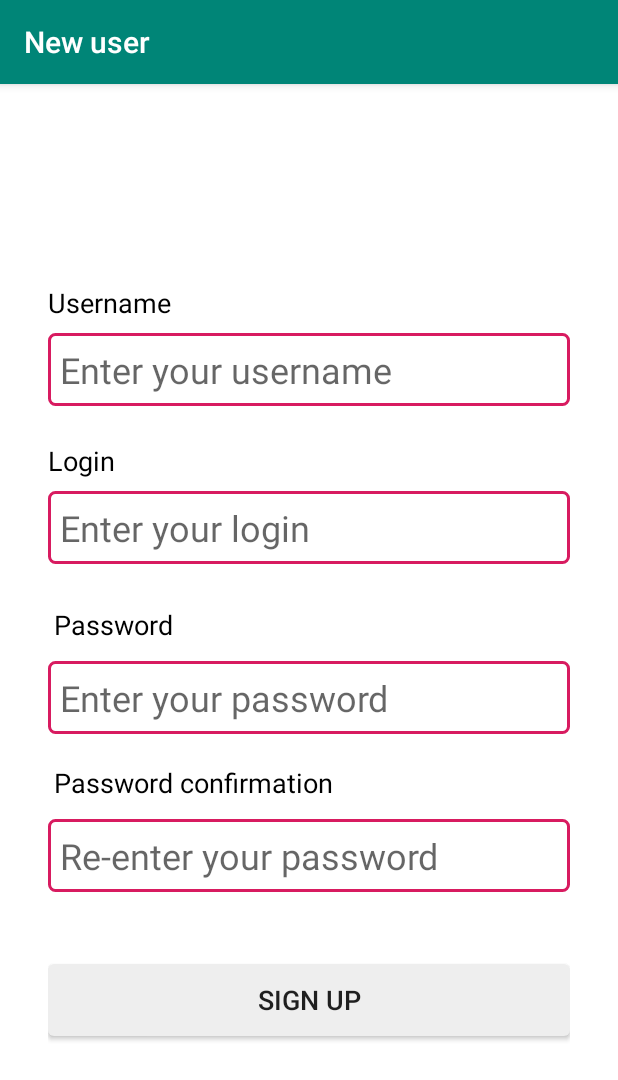
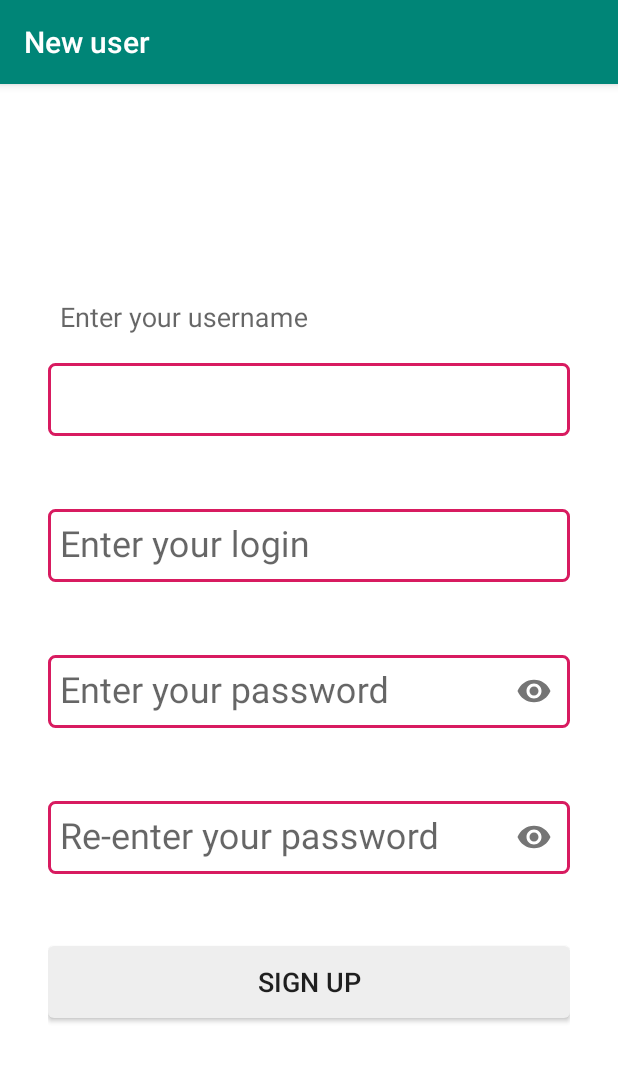
Before and after one commit to denis-luttcev/bkt_homeworks_mobile_auth_android_client, an Android app: the SignUpActivity screen opened directly, with no data from a screen before it, on a phone screen of 412 x 824 dp. Shown: the top 1080 px of the screen. Run offline under Robolectric (Android 15) with nearby library versions, the phone set to English and light mode, and no system bars.

Commit message:
migration to TextInputLayout into SignUp Activity completed

```diff
--- a/app/src/main/java/ru/z8/louttsev/bkt_homeworks_mobile_auth_android_client/SignUpActivity.kt
+++ b/app/src/main/java/ru/z8/louttsev/bkt_homeworks_mobile_auth_android_client/SignUpActivity.kt
@@ -61,10 +61,10 @@ class SignUpActivity : AppCompatActivity() {
     }
 
     private fun clearFields() {
-        mBinding.usernameEdt.text.clear()
-        mBinding.loginEdt.text.clear()
-        mBinding.passwordEdt.text.clear()
-        mBinding.passwordConfirmationEdt.text.clear()
+        mBinding.usernameEdt.text?.clear()
+        mBinding.loginEdt.text?.clear()
+        mBinding.passwordEdt.text?.clear()
+        mBinding.passwordConfirmationEdt.text?.clear()
     }
 
     private fun validateUsername(username: String): Boolean {
--- a/app/src/main/res/layout/activity_sign_in.xml
+++ b/app/src/main/res/layout/activity_sign_in.xml
@@ -61,38 +61,6 @@
             android:textSize="24sp" />
     </com.google.android.material.textfield.TextInputLayout>
 
-<!--    <TextView
-        android:id="@+id/passwordLabel"
-        android:layout_width="wrap_content"
-        android:layout_height="wrap_content"
-        android:layout_marginTop="24dp"
-        android:padding="4dp"
-        android:text="@string/password_label"
-        android:textColor="@color/colorPrimaryText"
-        android:textSize="18sp"
-        app:layout_constraintBottom_toTopOf="@+id/passwordEdt"
-        app:layout_constraintStart_toStartOf="@+id/passwordEdt"
-        app:layout_constraintTop_toBottomOf="@+id/loginLayout"
-        app:layout_constraintVertical_chainStyle="packed" />-->
-
-<!--    <EditText
-        android:id="@+id/passwordEdt"
-        android:layout_width="0dp"
-        android:layout_height="wrap_content"
-        android:layout_marginTop="8dp"
-        android:background="@drawable/rounded_field"
-        android:ems="10"
-        android:hint="@string/password_hint"
-        android:inputType="textPassword"
-        android:padding="8dp"
-        android:textSize="24sp"
-        app:layout_constraintBottom_toTopOf="@+id/signInBtn"
-        app:layout_constraintEnd_toEndOf="@+id/loginLayout"
-        app:layout_constraintHorizontal_bias="0.5"
-        app:layout_constraintStart_toStartOf="@+id/loginLayout"
-        app:layout_constraintTop_toBottomOf="@+id/passwordLabel"
-        app:layout_constraintVertical_chainStyle="packed" />-->
-
     <Button
         android:id="@+id/signInBtn"
         android:layout_width="0dp"
--- a/app/src/main/res/layout/activity_sign_up.xml
+++ b/app/src/main/res/layout/activity_sign_up.xml
@@ -6,130 +6,116 @@
     android:background="@color/colorSecondaryBackground"
     android:padding="32dp">
 
-    <TextView
-        android:id="@+id/usernameLabel"
-        android:layout_width="wrap_content"
+    <com.google.android.material.textfield.TextInputLayout
+        android:id="@+id/usernameLayout"
+        android:layout_width="0dp"
         android:layout_height="wrap_content"
-        android:text="@string/username_label"
-        android:textColor="@color/colorPrimaryText"
-        android:textSize="18sp"
-        app:layout_constraintBottom_toTopOf="@+id/usernameEdt"
-        app:layout_constraintStart_toStartOf="@+id/usernameEdt"
+        android:hint="@string/username_hint"
+        app:hintTextAppearance="@style/TextAppearance.AppCompat.Medium"
+        app:layout_constraintBottom_toTopOf="@+id/loginLayout"
+        app:layout_constraintEnd_toEndOf="parent"
+        app:layout_constraintHorizontal_bias="0.5"
+        app:layout_constraintStart_toStartOf="parent"
         app:layout_constraintTop_toTopOf="parent"
-        app:layout_constraintVertical_chainStyle="packed" />
+        app:layout_constraintVertical_chainStyle="packed">
 
-    <EditText
-        android:id="@+id/usernameEdt"
+        <com.google.android.material.textfield.TextInputEditText
+            android:id="@+id/usernameEdt"
+            android:layout_width="match_parent"
+            android:layout_height="wrap_content"
+            android:background="@drawable/rounded_inputtext_field"
+            android:inputType="textShortMessage"
+            android:paddingStart="8dp"
+            android:paddingTop="32dp"
+            android:paddingEnd="8dp"
+            android:paddingBottom="8dp"
+            android:textSize="24sp" />
+    </com.google.android.material.textfield.TextInputLayout>
+
+    <com.google.android.material.textfield.TextInputLayout
+        android:id="@+id/loginLayout"
         android:layout_width="0dp"
         android:layout_height="wrap_content"
         android:layout_marginTop="8dp"
-        android:background="@drawable/rounded_field"
-        android:ems="10"
-        android:hint="@string/username_hint"
-        android:inputType="textShortMessage"
-        android:padding="8dp"
-        android:textSize="24sp"
-        app:layout_constraintBottom_toTopOf="@+id/loginLabel"
+        android:hint="@string/login_hint"
+        app:hintTextAppearance="@style/TextAppearance.AppCompat.Medium"
+        app:layout_constraintBottom_toTopOf="@+id/passwordLayout"
         app:layout_constraintEnd_toEndOf="parent"
         app:layout_constraintHorizontal_bias="0.5"
         app:layout_constraintStart_toStartOf="parent"
-        app:layout_constraintTop_toBottomOf="@+id/usernameLabel"
-        app:layout_constraintVertical_chainStyle="packed" />
+        app:layout_constraintTop_toBottomOf="@+id/usernameLayout"
+        app:layout_constraintVertical_chainStyle="packed">
 
-    <TextView
-        android:id="@+id/loginLabel"
-        android:layout_width="wrap_content"
-        android:layout_height="wrap_content"
-        android:layout_marginTop="24dp"
-        android:text="@string/login_label"
-        android:textColor="@color/colorPrimaryText"
-        android:textSize="18sp"
-        app:layout_constraintBottom_toTopOf="@+id/loginEdt"
-        app:layout_constraintStart_toStartOf="@+id/loginEdt"
-        app:layout_constraintTop_toBottomOf="@+id/usernameEdt"
-        app:layout_constraintVertical_chainStyle="packed" />
+        <com.google.android.material.textfield.TextInputEditText
+            android:id="@+id/loginEdt"
+            android:layout_width="match_parent"
+            android:layout_height="wrap_content"
+            android:background="@drawable/rounded_inputtext_field"
+            android:inputType="textShortMessage"
+            android:paddingStart="8dp"
+            android:paddingTop="32dp"
+            android:paddingEnd="8dp"
+            android:paddingBottom="8dp"
+            android:textSize="24sp" />
+    </com.google.android.material.textfield.TextInputLayout>
 
-    <EditText
-        android:id="@+id/loginEdt"
+    <com.google.android.material.textfield.TextInputLayout
+        android:id="@+id/passwordLayout"
         android:layout_width="0dp"
         android:layout_height="wrap_content"
         android:layout_marginTop="8dp"
-        android:background="@drawable/rounded_field"
-        android:ems="10"
-        android:hint="@string/login_hint"
-        android:inputType="textShortMessage"
-        android:padding="8dp"
-        android:textSize="24sp"
-        app:layout_constraintBottom_toTopOf="@+id/passwordLabel"
-        app:layout_constraintEnd_toEndOf="@+id/usernameEdt"
+        android:hint="@string/password_hint"
+        app:hintTextAppearance="@style/TextAppearance.AppCompat.Medium"
+        app:layout_constraintBottom_toTopOf="@+id/passwordConfirmationLayout"
+        app:layout_constraintEnd_toEndOf="parent"
         app:layout_constraintHorizontal_bias="0.5"
-        app:layout_constraintStart_toStartOf="@+id/usernameEdt"
-        app:layout_constraintTop_toBottomOf="@+id/loginLabel"
-        app:layout_constraintVertical_chainStyle="packed" />
+        app:layout_constraintStart_toStartOf="parent"
+        app:layout_constraintTop_toBottomOf="@+id/loginLayout"
+        app:layout_constraintVertical_chainStyle="packed"
+        app:passwordToggleEnabled="true"
+        app:passwordToggleDrawable="@drawable/ic_password_toggle_selector">
 
-    <TextView
-        android:id="@+id/passwordLabel"
-        android:layout_width="wrap_content"
-        android:layout_height="wrap_content"
-        android:layout_marginTop="24dp"
-        android:padding="4dp"
-        android:text="@string/password_label"
-        android:textColor="@color/colorPrimaryText"
-        android:textSize="18sp"
-        app:layout_constraintBottom_toTopOf="@+id/passwordEdt"
-        app:layout_constraintStart_toStartOf="@+id/passwordEdt"
-        app:layout_constraintTop_toBottomOf="@+id/loginEdt"
-        app:layout_constraintVertical_chainStyle="packed" />
+        <com.google.android.material.textfield.TextInputEditText
+            android:id="@+id/passwordEdt"
+            android:layout_width="match_parent"
+            android:layout_height="wrap_content"
+            android:background="@drawable/rounded_inputtext_field"
+            android:inputType="textPassword"
+            android:paddingStart="8dp"
+            android:paddingTop="32dp"
+            android:paddingEnd="8dp"
+            android:paddingBottom="8dp"
+            android:textSize="24sp" />
+    </com.google.android.material.textfield.TextInputLayout>
 
-    <EditText
-        android:id="@+id/passwordEdt"
+    <com.google.android.material.textfield.TextInputLayout
+        android:id="@+id/passwordConfirmationLayout"
         android:layout_width="0dp"
         android:layout_height="wrap_content"
         android:layout_marginTop="8dp"
-        android:background="@drawable/rounded_field"
-        android:ems="10"
-        android:hint="@string/password_hint"
-        android:inputType="textPassword"
-        android:padding="8dp"
-        android:textSize="24sp"
-        app:layout_constraintBottom_toTopOf="@+id/passwordConfirmationLabel"
-        app:layout_constraintEnd_toEndOf="@+id/loginEdt"
+        android:hint="@string/password_confirmation_hint"
+        app:hintTextAppearance="@style/TextAppearance.AppCompat.Medium"
+        app:layout_constraintBottom_toTopOf="@+id/signUpBtn"
+        app:layout_constraintEnd_toEndOf="parent"
         app:layout_constraintHorizontal_bias="0.5"
-        app:layout_constraintStart_toStartOf="@+id/loginEdt"
-        app:layout_constraintTop_toBottomOf="@+id/passwordLabel"
-        app:layout_constraintVertical_chainStyle="packed" />
+        app:layout_constraintStart_toStartOf="parent"
+        app:layout_constraintTop_toBottomOf="@+id/passwordLayout"
+        app:layout_constraintVertical_chainStyle="packed"
+        app:passwordToggleEnabled="true"
+        app:passwordToggleDrawable="@drawable/ic_password_toggle_selector">
 
-    <TextView
-        android:id="@+id/passwordConfirmationLabel"
-        android:layout_width="wrap_content"
-        android:layout_height="wrap_content"
-        android:layout_marginTop="16dp"
-        android:padding="4dp"
-        android:text="@string/password_confirmation_label"
-        android:textColor="@color/colorPrimaryText"
-        android:textSize="18sp"
-        app:layout_constraintBottom_toTopOf="@+id/passwordConfirmationEdt"
-        app:layout_constraintStart_toStartOf="@+id/passwordConfirmationEdt"
-        app:layout_constraintTop_toBottomOf="@+id/passwordEdt"
-        app:layout_constraintVertical_chainStyle="packed" />
-
-    <EditText
-        android:id="@+id/passwordConfirmationEdt"
-        android:layout_width="0dp"
-        android:layout_height="wrap_content"
-        android:layout_marginTop="8dp"
-        android:background="@drawable/rounded_field"
-        android:ems="10"
-        android:hint="@string/password_confirmation_hint"
-        android:inputType="textPassword"
-        android:padding="8dp"
-        android:textSize="24sp"
-        app:layout_constraintBottom_toTopOf="@+id/signUpBtn"
-        app:layout_constraintEnd_toEndOf="@+id/passwordEdt"
-        app:layout_constraintHorizontal_bias="0.5"
-        app:layout_constraintStart_toStartOf="@+id/passwordEdt"
-        app:layout_constraintTop_toBottomOf="@+id/passwordConfirmationLabel"
-        app:layout_constraintVertical_chainStyle="packed" />
+        <com.google.android.material.textfield.TextInputEditText
+            android:id="@+id/passwordConfirmationEdt"
+            android:layout_width="match_parent"
+            android:layout_height="wrap_content"
+            android:background="@drawable/rounded_inputtext_field"
+            android:inputType="textPassword"
+            android:paddingStart="8dp"
+            android:paddingTop="32dp"
+            android:paddingEnd="8dp"
+            android:paddingBottom="8dp"
+            android:textSize="24sp" />
+    </com.google.android.material.textfield.TextInputLayout>
 
     <Button
         android:id="@+id/signUpBtn"
@@ -141,10 +127,10 @@
         android:text="@string/sign_up_btn_text"
         android:textSize="18sp"
         app:layout_constraintBottom_toBottomOf="parent"
-        app:layout_constraintEnd_toEndOf="@+id/passwordConfirmationEdt"
+        app:layout_constraintEnd_toEndOf="@+id/passwordConfirmationLayout"
         app:layout_constraintHorizontal_bias="0.5"
-        app:layout_constraintStart_toStartOf="@+id/passwordConfirmationEdt"
-        app:layout_constraintTop_toBottomOf="@+id/passwordConfirmationEdt"
+        app:layout_constraintStart_toStartOf="@+id/passwordConfirmationLayout"
+        app:layout_constraintTop_toBottomOf="@+id/passwordConfirmationLayout"
         app:layout_constraintVertical_chainStyle="packed" />
 
     <ProgressBar
```
